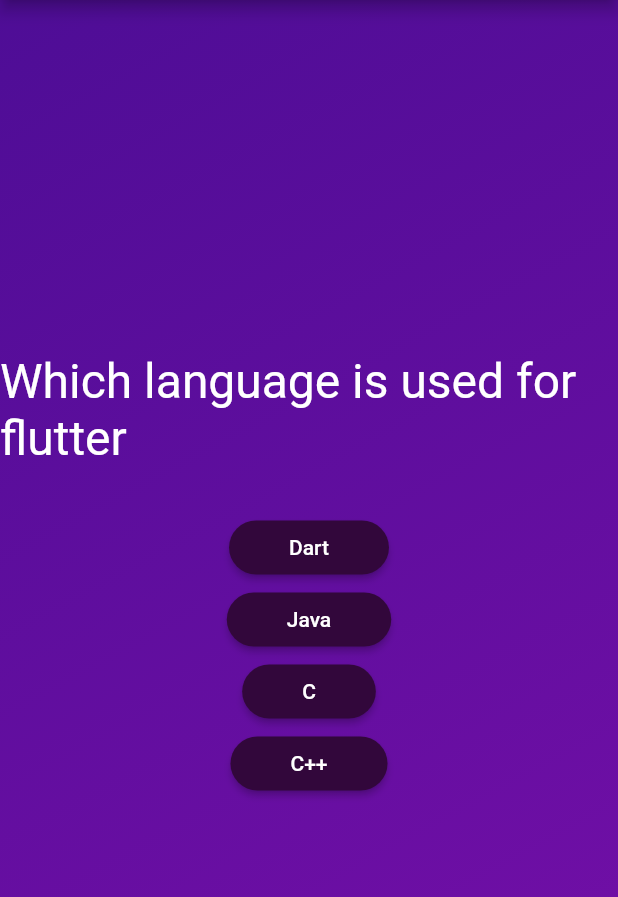
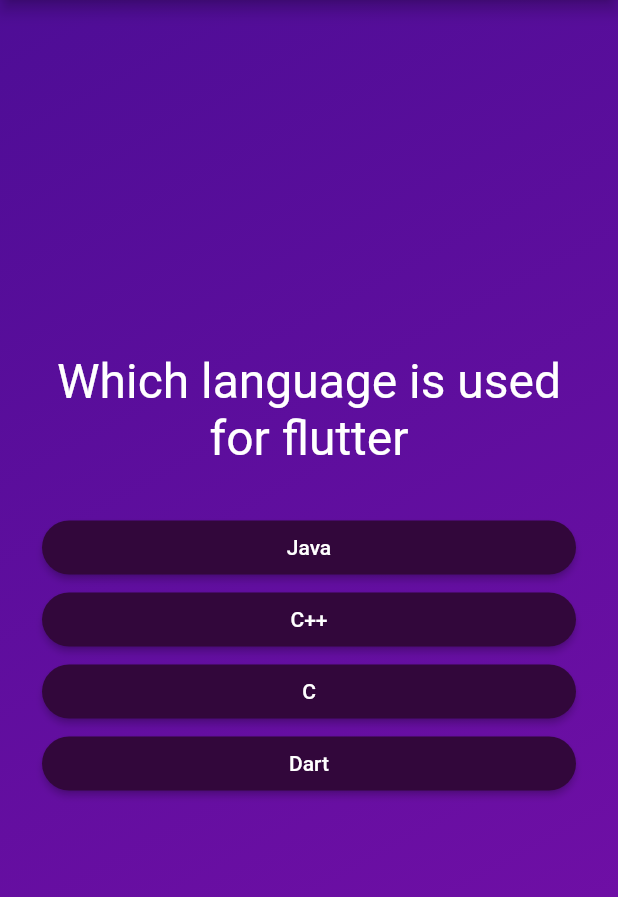
Before and after one commit to charuzain/Flutter_projects, a Flutter app: the screen it shows after launch, after a tap on "Start Quiz", on a phone screen of 412 x 824 dp, the part 84-981 px from its top. Run offline on Flutter 3.47's test engine with Material 2 defaults, Android fonts, the phone set to English and light mode, and no system bars; our stand-ins replace audioplayers, carousel_slider, dots_indicator, rflutter_alert; missing offline and left inert: dart:ffi.

Commit message:
Used ShuffleQuestion to render answer in different order

```diff
--- a/quiz_app/lib/questions.dart
+++ b/quiz_app/lib/questions.dart
@@ -16,20 +16,26 @@
   @override
   Widget build(BuildContext context) {
     return Center(
+      child: Container(
+        margin: EdgeInsets.symmetric(horizontal: 28),
         child: Column(
           // mainAxisSize: MainAxisSize.max,
-        // crossAxisAlignment: CrossAxisAlignment.stretch,
+          crossAxisAlignment: CrossAxisAlignment.stretch,
           mainAxisAlignment: MainAxisAlignment.center,
+
           children: [
             Text(
               questionBank[index].question,
               style: const TextStyle(color: Colors.white, fontSize: 32),
+              textAlign: TextAlign.center,
             ),
             const SizedBox(
               height: 30,
             ),
 
-          ...questionBank[index].answers.map((answer) => AnswerButton(
+            ...questionBank[index]
+                .shuffleQuestion()
+                .map((answer) => AnswerButton(
                       option: answer,
                       onClick: () {
                         setState(() {
@@ -79,6 +85,7 @@
             // const AnswerButton(),
           ],
         ),
+      ),
     );
   }
 }
```
Lines whose indentation alone changed are shown as unchanged.
